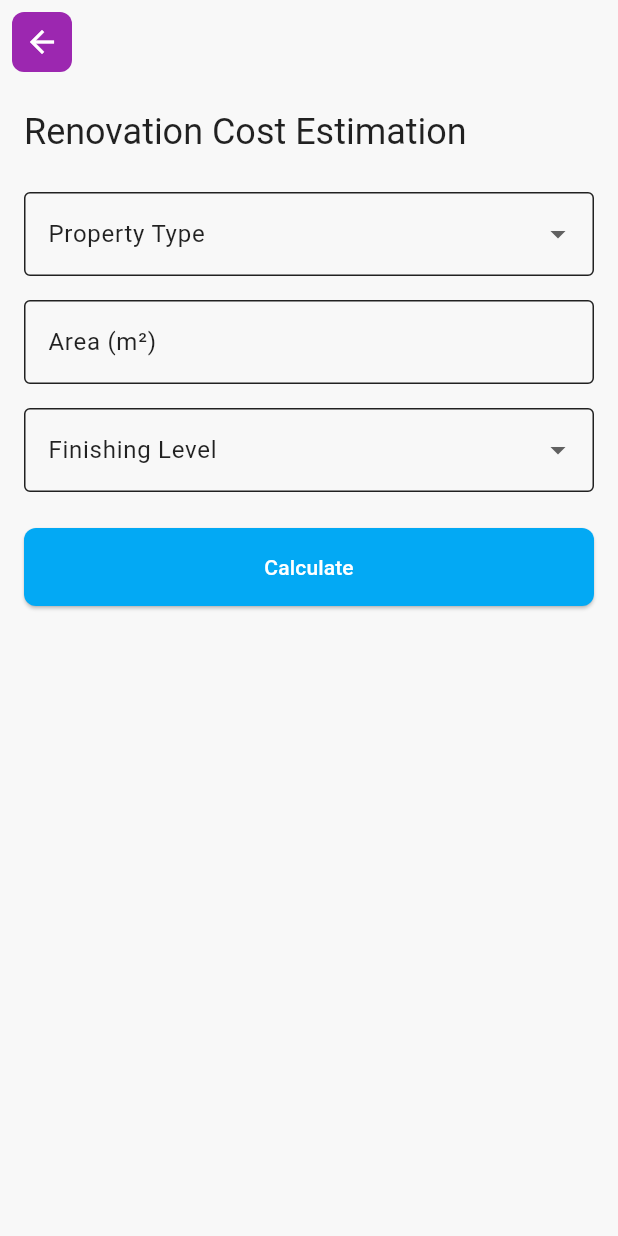
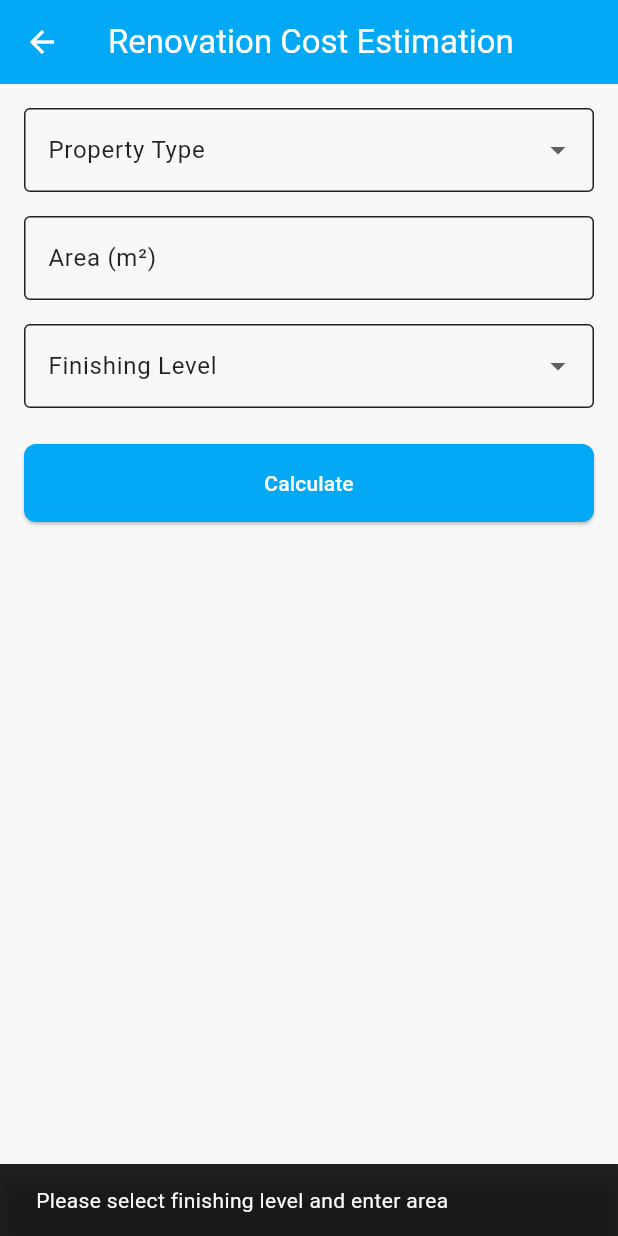
Before and after one commit to Seifeldin-Amr/Mobile-Programming-Project, a Flutter app: the RenovationEstimateScreen screen opened directly, after a tap on "Calculate", on a phone screen of 412 x 824 dp. Run offline on Flutter 3.47's test engine with Material 3 defaults, Android fonts, the phone set to English and light mode, and no system bars; our stand-ins replace cloud_firestore, file_picker, firebase_auth, firebase_core, image_picker; missing offline and left inert: flutter_pdfview; accounts and stored records are empty.

Commit message:
revieces the prices from the database and got error message when no finishing level or the area are empty

```diff
--- a/mobile_app/lib/screens/renovation_estimate.dart
+++ b/mobile_app/lib/screens/renovation_estimate.dart
@@ -1,6 +1,7 @@
 import 'package:flutter/material.dart';
 import '../constants/app_constants.dart';
-import '../widgets/back_button_app_bar.dart';
+import '../services/renovation_service.dart';
+import '../utils/renovation_calculator.dart';
 
 class RenovationEstimateScreen extends StatefulWidget {
   const RenovationEstimateScreen({super.key});
@@ -14,6 +15,10 @@ class _RenovationEstimateScreenState extends State<RenovationEstimateScreen> {
   String? selectedType;
   String? selectedFinishingLevel;
   final TextEditingController areaController = TextEditingController();
+  final RenovationService _renovationService = RenovationService();
+  bool _isLoading = false;
+  Map<String, dynamic>? _prices;
+  Map<String, dynamic>? _calculationResults;
 
   final List<String> propertyTypes = [
     'Apartment',
@@ -24,10 +29,50 @@ class _RenovationEstimateScreenState extends State<RenovationEstimateScreen> {
   ];
 
   final List<String> finishingLevels = [
-    'Moderate',
+    'Standard',
     'Economy',
     'Luxury',
   ];
+
+  Future<void> _calculateCost() async {
+    if (selectedFinishingLevel == null || areaController.text.isEmpty) {
+      ScaffoldMessenger.of(context).showSnackBar(
+        const SnackBar(content: Text('Please select finishing level and enter area')),
+      );
+      return;
+    }
+
+    setState(() {
+      _isLoading = true;
+      _prices = null;
+      _calculationResults = null;
+    });
+
+    try {
+      // Get prices from Firestore
+      _prices = await _renovationService.getRenovationPrices(selectedFinishingLevel!);
+
+      // Calculate costs using the calculator
+      double area = double.parse(areaController.text);
+      _calculationResults = RenovationCalculator.calculateTotalCost(
+        area: area,
+        prices: _prices!,
+      );
+
+    } catch (e) {
+      if (mounted) {
+        ScaffoldMessenger.of(context).showSnackBar(
+          SnackBar(content: Text('Error: ${e.toString()}')),
+        );
+      }
+    } finally {
+      if (mounted) {
+        setState(() {
+          _isLoading = false;
+        });
+      }
+    }
+  }
 
   @override
   void dispose() {
@@ -38,18 +83,16 @@ class _RenovationEstimateScreenState extends State<RenovationEstimateScreen> {
   @override
   Widget build(BuildContext context) {
     return Scaffold(
-      appBar: const BackButtonAppBar(),
+      appBar: AppBar(
+        title: const Text('Renovation Cost Estimation'),
+        backgroundColor: Theme.of(context).colorScheme.primary,
+        foregroundColor: Colors.white,
+      ),
       body: SingleChildScrollView(
         padding: const EdgeInsets.all(AppConstants.defaultPadding),
         child: Column(
           crossAxisAlignment: CrossAxisAlignment.start,
           children: [
-            Text(
-              'Renovation Cost Estimation',
-              style: Theme.of(context).textTheme.headlineSmall,
-            ),
-            const SizedBox(height: AppConstants.largePadding),
-
             // Property Type Dropdown
             DropdownButtonFormField<String>(
               value: selectedType,
@@ -107,15 +150,48 @@ class _RenovationEstimateScreenState extends State<RenovationEstimateScreen> {
             SizedBox(
               width: double.infinity,
               child: ElevatedButton(
-                onPressed: () {
-                  // Calculate functionality will be added later
-                },
+                onPressed: _isLoading ? null : _calculateCost,
                 style: ElevatedButton.styleFrom(
                   padding: const EdgeInsets.symmetric(vertical: 16),
                 ),
-                child: const Text('Calculate'),
+                child: _isLoading
+                    ? const CircularProgressIndicator()
+                    : const Text('Calculate'),
               ),
             ),
+
+            if (_calculationResults != null) ...[
+              const SizedBox(height: AppConstants.largePadding),
+              Card(
+                child: Padding(
+                  padding: const EdgeInsets.all(AppConstants.defaultPadding),
+                  child: Column(
+                    crossAxisAlignment: CrossAxisAlignment.start,
+                    children: [
+                      Text(
+                        'Price Details ($selectedFinishingLevel)',
+                        style: Theme.of(context).textTheme.titleLarge,
+                      ),
+                      const SizedBox(height: AppConstants.defaultPadding),
+                      Text('Paint Cost per m²: \$${_calculationResults!['perSquareMeter']['paint']}'),
+                      Text('Flooring Cost per m²: \$${_calculationResults!['perSquareMeter']['flooring']}'),
+                      Text('Furniture Cost per m²: \$${_calculationResults!['perSquareMeter']['furniture']}'),
+                      const Divider(),
+                      Text('Paint Total: \$${_calculationResults!['paintCost'].toStringAsFixed(2)}'),
+                      Text('Flooring Total: \$${_calculationResults!['flooringCost'].toStringAsFixed(2)}'),
+                      Text('Furniture Total: \$${_calculationResults!['furnitureCost'].toStringAsFixed(2)}'),
+                      const Divider(),
+                      Text(
+                        'Total Cost: \$${_calculationResults!['totalCost'].toStringAsFixed(2)}',
+                        style: Theme.of(context).textTheme.titleMedium?.copyWith(
+                          fontWeight: FontWeight.bold,
+                        ),
+                      ),
+                    ],
+                  ),
+                ),
+              ),
+            ],
           ],
         ),
       ),
```
